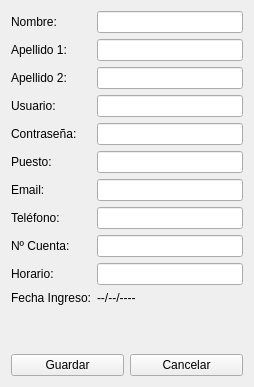
Qt form src/vista/ui/ModificarAdm.ui (OscaarMG/campasgym) before a commit.
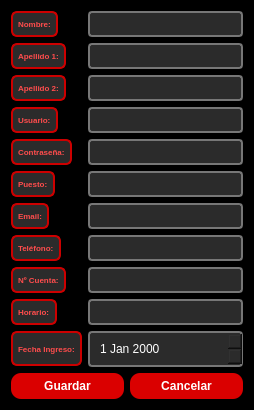
The same form after that commit.

Patch:
```diff
--- a/src/vista/ui/ModificarAdm.ui
+++ b/src/vista/ui/ModificarAdm.ui
@@ -7,57 +7,163 @@
     <x>0</x>
     <y>0</y>
     <width>254</width>
-    <height>387</height>
+    <height>368</height>
    </rect>
   </property>
   <property name="windowTitle">
    <string>Modificar / Registrar Administrativo</string>
   </property>
+  <property name="styleSheet">
+   <string notr="true">background-color:#000000</string>
+  </property>
   <layout class="QVBoxLayout" name="verticalLayout">
    <item>
     <layout class="QFormLayout" name="formLayout">
      <item row="0" column="0">
       <widget class="QLabel" name="labelNombre">
+       <property name="styleSheet">
+        <string notr="true">QLabel {
+    background-color: #2b2b2b;     
+    color: #ff4c4c;              
+    border: 2px solid #cc0000;     
+    padding: 3px;
+    font-size: 8px;
+    font-weight: bold;
+    border-radius: 6px;
+}</string>
+       </property>
        <property name="text">
         <string>Nombre:</string>
        </property>
       </widget>
      </item>
      <item row="0" column="1">
-      <widget class="QLineEdit" name="lineEditNombre"/>
+      <widget class="QLineEdit" name="lineEditNombre">
+       <property name="styleSheet">
+        <string notr="true">QLineEdit {
+    background-color: #2b2b2b;      
+    color: white;                   
+    border: 1.5px solid #777777;     
+    padding: 3px;
+    border-radius: 4px;
+    selection-background-color: #444444;
+    selection-color: #ff4c4c;        
+}</string>
+       </property>
+      </widget>
      </item>
      <item row="1" column="0">
       <widget class="QLabel" name="labelApellido1">
+       <property name="styleSheet">
+        <string notr="true">QLabel {
+    background-color: #2b2b2b;     
+    color: #ff4c4c;              
+    border: 2px solid #cc0000;     
+    padding: 3px;
+    font-size: 8px;
+    font-weight: bold;
+    border-radius: 6px;
+}</string>
+       </property>
        <property name="text">
         <string>Apellido 1:</string>
        </property>
       </widget>
      </item>
      <item row="1" column="1">
-      <widget class="QLineEdit" name="lineEditApellido1"/>
+      <widget class="QLineEdit" name="lineEditApellido1">
+       <property name="styleSheet">
+        <string notr="true">QLineEdit {
+    background-color: #2b2b2b;      
+    color: white;                   
+    border: 1.5px solid #777777;     
+    padding: 3px;
+    border-radius: 4px;
+    selection-background-color: #444444;
+    selection-color: #ff4c4c;        
+}</string>
+       </property>
+      </widget>
      </item>
      <item row="2" column="0">
       <widget class="QLabel" name="labelApellido2">
+       <property name="styleSheet">
+        <string notr="true">QLabel {
+    background-color: #2b2b2b;     
+    color: #ff4c4c;              
+    border: 2px solid #cc0000;     
+    padding: 3px;
+    font-size: 8px;
+    font-weight: bold;
+    border-radius: 6px;
+}</string>
+       </property>
        <property name="text">
         <string>Apellido 2:</string>
        </property>
       </widget>
      </item>
      <item row="2" column="1">
-      <widget class="QLineEdit" name="lineEditApellido2"/>
+      <widget class="QLineEdit" name="lineEditApellido2">
+       <property name="styleSheet">
+        <string notr="true">QLineEdit {
+    background-color: #2b2b2b;      
+    color: white;                   
+    border: 1.5px solid #777777;     
+    padding: 3px;
+    border-radius: 4px;
+    selection-background-color: #444444;
+    selection-color: #ff4c4c;        
+}</string>
+       </property>
+      </widget>
      </item>
      <item row="3" column="0">
       <widget class="QLabel" name="labelUsuario">
+       <property name="styleSheet">
+        <string notr="true">QLabel {
+    background-color: #2b2b2b;     
+    color: #ff4c4c;              
+    border: 2px solid #cc0000;     
+    padding: 3px;
+    font-size: 8px;
+    font-weight: bold;
+    border-radius: 6px;
+}</string>
+       </property>
        <property name="text">
         <string>Usuario:</string>
        </property>
       </widget>
      </item>
      <item row="3" column="1">
-      <widget class="QLineEdit" name="lineEditUsuario"/>
+      <widget class="QLineEdit" name="lineEditUsuario">
+       <property name="styleSheet">
+        <string notr="true">QLineEdit {
+    background-color: #2b2b2b;      
+    color: white;                   
+    border: 1.5px solid #777777;     
+    padding: 3px;
+    border-radius: 4px;
+    selection-background-color: #444444;
+    selection-color: #ff4c4c;        
+}</string>
+       </property>
+      </widget>
      </item>
      <item row="4" column="0">
       <widget class="QLabel" name="labelContrasena">
+       <property name="styleSheet">
+        <string notr="true">QLabel {
+    background-color: #2b2b2b;     
+    color: #ff4c4c;              
+    border: 2px solid #cc0000;     
+    padding: 3px;
+    font-size: 8px;
+    font-weight: bold;
+    border-radius: 6px;
+}</string>
+       </property>
        <property name="text">
         <string>Contraseña:</string>
        </property>
@@ -65,6 +171,17 @@
      </item>
      <item row="4" column="1">
       <widget class="QLineEdit" name="lineEditContrasena">
+       <property name="styleSheet">
+        <string notr="true">QLineEdit {
+    background-color: #2b2b2b;      
+    color: white;                   
+    border: 1.5px solid #777777;     
+    padding: 3px;
+    border-radius: 4px;
+    selection-background-color: #444444;
+    selection-color: #ff4c4c;        
+}</string>
+       </property>
        <property name="echoMode">
         <enum>QLineEdit::Password</enum>
        </property>
@@ -72,65 +189,218 @@
      </item>
      <item row="5" column="0">
       <widget class="QLabel" name="labelEspecialidad">
+       <property name="styleSheet">
+        <string notr="true">QLabel {
+    background-color: #2b2b2b;     
+    color: #ff4c4c;              
+    border: 2px solid #cc0000;     
+    padding: 3px;
+    font-size: 8px;
+    font-weight: bold;
+    border-radius: 6px;
+}</string>
+       </property>
        <property name="text">
         <string>Puesto:</string>
        </property>
       </widget>
      </item>
      <item row="5" column="1">
-      <widget class="QLineEdit" name="lineEditPuesto"/>
+      <widget class="QLineEdit" name="lineEditPuesto">
+       <property name="styleSheet">
+        <string notr="true">QLineEdit {
+    background-color: #2b2b2b;      
+    color: white;                   
+    border: 1.5px solid #777777;     
+    padding: 3px;
+    border-radius: 4px;
+    selection-background-color: #444444;
+    selection-color: #ff4c4c;        
+}</string>
+       </property>
+      </widget>
      </item>
      <item row="6" column="0">
       <widget class="QLabel" name="labelEmail">
+       <property name="styleSheet">
+        <string notr="true">QLabel {
+    background-color: #2b2b2b;     
+    color: #ff4c4c;              
+    border: 2px solid #cc0000;     
+    padding: 3px;
+    font-size: 8px;
+    font-weight: bold;
+    border-radius: 6px;
+}</string>
+       </property>
        <property name="text">
         <string>Email:</string>
        </property>
       </widget>
      </item>
      <item row="6" column="1">
-      <widget class="QLineEdit" name="lineEditEmail"/>
+      <widget class="QLineEdit" name="lineEditEmail">
+       <property name="styleSheet">
+        <string notr="true">QLineEdit {
+    background-color: #2b2b2b;      
+    color: white;                   
+    border: 1.5px solid #777777;     
+    padding: 3px;
+    border-radius: 4px;
+    selection-background-color: #444444;
+    selection-color: #ff4c4c;        
+}</string>
+       </property>
+      </widget>
      </item>
      <item row="7" column="0">
       <widget class="QLabel" name="labelTelefono">
+       <property name="styleSheet">
+        <string notr="true">QLabel {
+    background-color: #2b2b2b;     
+    color: #ff4c4c;              
+    border: 2px solid #cc0000;     
+    padding: 3px;
+    font-size: 8px;
+    font-weight: bold;
+    border-radius: 6px;
+}</string>
+       </property>
        <property name="text">
         <string>Teléfono:</string>
        </property>
       </widget>
      </item>
      <item row="7" column="1">
-      <widget class="QLineEdit" name="lineEditTelefono"/>
+      <widget class="QLineEdit" name="lineEditTelefono">
+       <property name="styleSheet">
+        <string notr="true">QLineEdit {
+    background-color: #2b2b2b;      
+    color: white;                   
+    border: 1.5px solid #777777;     
+    padding: 3px;
+    border-radius: 4px;
+    selection-background-color: #444444;
+    selection-color: #ff4c4c;        
+}</string>
+       </property>
+      </widget>
      </item>
      <item row="8" column="0">
       <widget class="QLabel" name="labelNCuenta">
+       <property name="styleSheet">
+        <string notr="true">QLabel {
+    background-color: #2b2b2b;     
+    color: #ff4c4c;              
+    border: 2px solid #cc0000;     
+    padding: 3px;
+    font-size: 8px;
+    font-weight: bold;
+    border-radius: 6px;
+}</string>
+       </property>
        <property name="text">
         <string>Nº Cuenta:</string>
        </property>
       </widget>
      </item>
      <item row="8" column="1">
-      <widget class="QLineEdit" name="lineEditNCuenta"/>
+      <widget class="QLineEdit" name="lineEditNCuenta">
+       <property name="styleSheet">
+        <string notr="true">QLineEdit {
+    background-color: #2b2b2b;      
+    color: white;                   
+    border: 1.5px solid #777777;     
+    padding: 3px;
+    border-radius: 4px;
+    selection-background-color: #444444;
+    selection-color: #ff4c4c;        
+}</string>
+       </property>
+      </widget>
      </item>
      <item row="9" column="0">
       <widget class="QLabel" name="labelHorario">
+       <property name="styleSheet">
+        <string notr="true">QLabel {
+    background-color: #2b2b2b;     
+    color: #ff4c4c;              
+    border: 2px solid #cc0000;     
+    padding: 3px;
+    font-size: 8px;
+    font-weight: bold;
+    border-radius: 6px;
+}</string>
+       </property>
        <property name="text">
         <string>Horario:</string>
        </property>
       </widget>
      </item>
      <item row="9" column="1">
-      <widget class="QLineEdit" name="lineEditHorario"/>
+      <widget class="QLineEdit" name="lineEditHorario">
+       <property name="styleSheet">
+        <string notr="true">QLineEdit {
+    background-color: #2b2b2b;      
+    color: white;                   
+    border: 1.5px solid #777777;     
+    padding: 3px;
+    border-radius: 4px;
+    selection-background-color: #444444;
+    selection-color: #ff4c4c;        
+}</string>
+       </property>
+      </widget>
      </item>
      <item row="10" column="0">
       <widget class="QLabel" name="labelFechaIngreso">
+       <property name="styleSheet">
+        <string notr="true">QLabel {
+    background-color: #2b2b2b;     
+    color: #ff4c4c;              
+    border: 2px solid #cc0000;     
+    padding: 3px;
+    font-size: 8px;
+    font-weight: bold;
+    border-radius: 6px;
+}</string>
+       </property>
        <property name="text">
         <string>Fecha Ingreso:</string>
        </property>
       </widget>
      </item>
      <item row="10" column="1">
-      <widget class="QLabel" name="labelFechaValor">
-       <property name="text">
-        <string>--/--/----</string>
+      <widget class="QDateEdit" name="dateEdit">
+       <property name="styleSheet">
+        <string notr="true">QDateEdit {
+    background-color: #2b2b2b;     
+    color: white;                  
+    border: 1.5px solid #777777;    
+    padding: 8px;
+    border-radius: 4px;
+    selection-background-color: #444444;
+    selection-color: #ff4c4c;        
+}
+
+QDateEdit::drop-down {
+    subcontrol-origin: padding;
+    subcontrol-position: top right;
+    width: 20px;
+    border-left: 1px solid #777777;
+    background-color: #3a3a3a;
+}
+
+QCalendarWidget {
+    background-color: #2b2b2b;
+    color: white;
+    border: 1px solid #555555;
+}
+
+QCalendarWidget QAbstractItemView {
+    selection-background-color: #444444;
+    selection-color: #ff4c4c;
+}</string>
        </property>
       </widget>
      </item>
@@ -140,6 +410,20 @@
     <layout class="QHBoxLayout" name="horizontalLayoutButtons">
      <item>
       <widget class="QPushButton" name="btnGuardar">
+       <property name="styleSheet">
+        <string notr="true">QPushButton {
+    background-color: #da0000;
+    color: white;
+    border-radius: 10px;
+    padding: 6px;
+    font-size: 12px;
+    font-weight: bold;
+}
+
+QPushButton:hover {
+    background-color: #aa0000;
+}</string>
+       </property>
        <property name="text">
         <string>Guardar</string>
        </property>
@@ -147,6 +431,20 @@
      </item>
      <item>
       <widget class="QPushButton" name="btnCancelar">
+       <property name="styleSheet">
+        <string notr="true">QPushButton {
+    background-color: #da0000;
+    color: white;
+    border-radius: 10px;
+    padding: 6px;
+    font-size: 12px;
+    font-weight: bold;
+}
+
+QPushButton:hover {
+    background-color: #aa0000;
+}</string>
+       </property>
        <property name="text">
         <string>Cancelar</string>
        </property>
```
